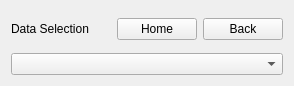
The window that CIVM_GalleryControl/Resources/UI/qSlicerCIVM_GalleryControlPanelDataSelectorWidget.ui (jamesjcook/Slicer_CIVM_GalleryControl) describes before a commit, drawn with Qt 5.
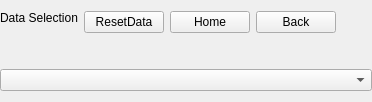
The same window after the commit. Custom widgets are drawn as their Qt base class.

Commit message: Slicer_CIVM_GalleryControl added reset button to the dataselector panel tested and ready for tag

```diff
--- a/CIVM_GalleryControl/Resources/UI/qSlicerCIVM_GalleryControlPanelDataSelectorWidget.ui
+++ b/CIVM_GalleryControl/Resources/UI/qSlicerCIVM_GalleryControlPanelDataSelectorWidget.ui
@@ -6,8 +6,8 @@
    <rect>
     <x>0</x>
     <y>0</y>
-    <width>284</width>
-    <height>86</height>
+    <width>372</width>
+    <height>102</height>
    </rect>
   </property>
   <property name="sizePolicy">
@@ -20,13 +20,19 @@
    <string>Form</string>
   </property>
   <layout class="QVBoxLayout" name="verticalLayout">
+   <property name="leftMargin">
+    <number>0</number>
+   </property>
+   <property name="rightMargin">
+    <number>0</number>
+   </property>
    <item>
     <widget class="QFrame" name="DataInfoandControl">
-     <property name="sizePolicy">
-      <sizepolicy hsizetype="Minimum" vsizetype="Minimum">
-       <horstretch>0</horstretch>
-       <verstretch>0</verstretch>
-      </sizepolicy>
+     <property name="baseSize">
+      <size>
+       <width>1</width>
+       <height>0</height>
+      </size>
      </property>
      <property name="frameShape">
       <enum>QFrame::NoFrame</enum>
@@ -41,20 +47,8 @@
       <property name="margin">
        <number>0</number>
       </property>
-      <item>
+      <item alignment="Qt::AlignTop">
        <widget class="QLabel" name="LibrarySelectorLabel">
-        <property name="sizePolicy">
-         <sizepolicy hsizetype="Preferred" vsizetype="Minimum">
-          <horstretch>0</horstretch>
-          <verstretch>0</verstretch>
-         </sizepolicy>
-        </property>
-        <property name="minimumSize">
-         <size>
-          <width>100</width>
-          <height>20</height>
-         </size>
-        </property>
         <property name="contextMenuPolicy">
          <enum>Qt::NoContextMenu</enum>
         </property>
@@ -66,20 +60,46 @@
         </property>
        </widget>
       </item>
-      <item>
+      <item alignment="Qt::AlignTop">
+       <widget class="QPushButton" name="ResetDataPushButton">
+        <property name="baseSize">
+         <size>
+          <width>1</width>
+          <height>0</height>
+         </size>
+        </property>
+        <property name="text">
+         <string>ResetData</string>
+        </property>
+       </widget>
+      </item>
+      <item alignment="Qt::AlignTop">
        <widget class="QPushButton" name="HomeDataPushButton">
         <property name="text">
          <string>Home</string>
         </property>
        </widget>
       </item>
-      <item>
+      <item alignment="Qt::AlignTop">
        <widget class="QPushButton" name="BackDataPushButton">
         <property name="text">
          <string>Back</string>
         </property>
        </widget>
       </item>
+      <item>
+       <spacer name="horizontalSpacer">
+        <property name="orientation">
+         <enum>Qt::Horizontal</enum>
+        </property>
+        <property name="sizeHint" stdset="0">
+         <size>
+          <width>0</width>
+          <height>0</height>
+         </size>
+        </property>
+       </spacer>
+      </item>
      </layout>
     </widget>
    </item>
```
Left out of the diff: 12 changed lines with no effect on the pictures. The commit also changes 4 other files.
